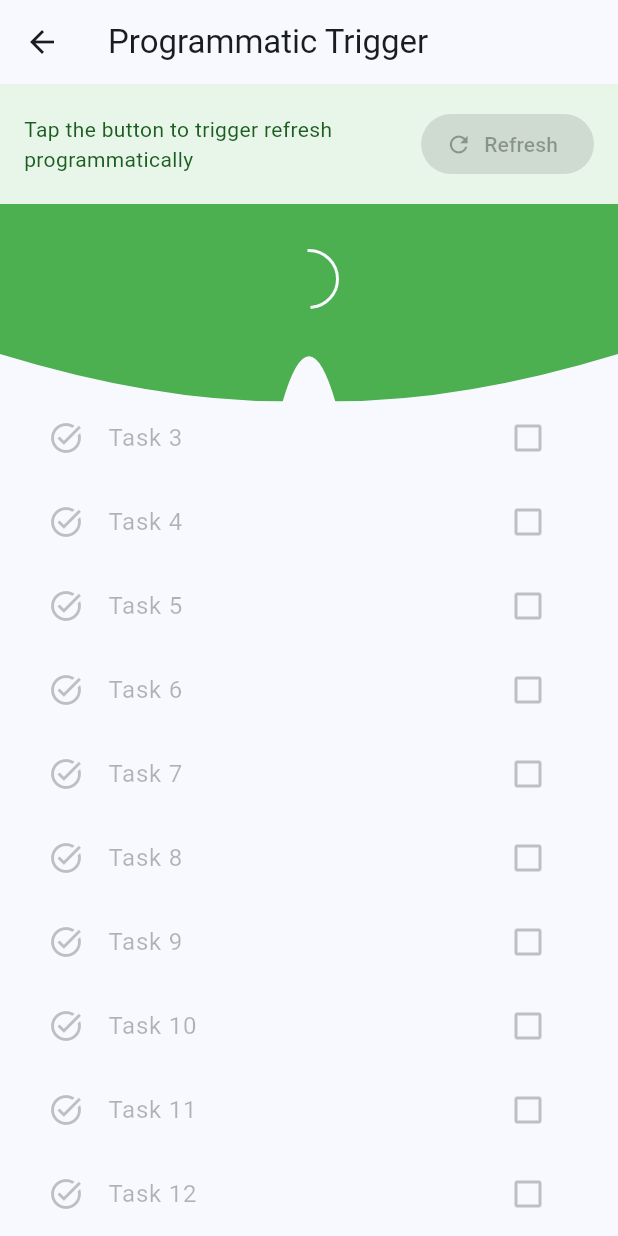
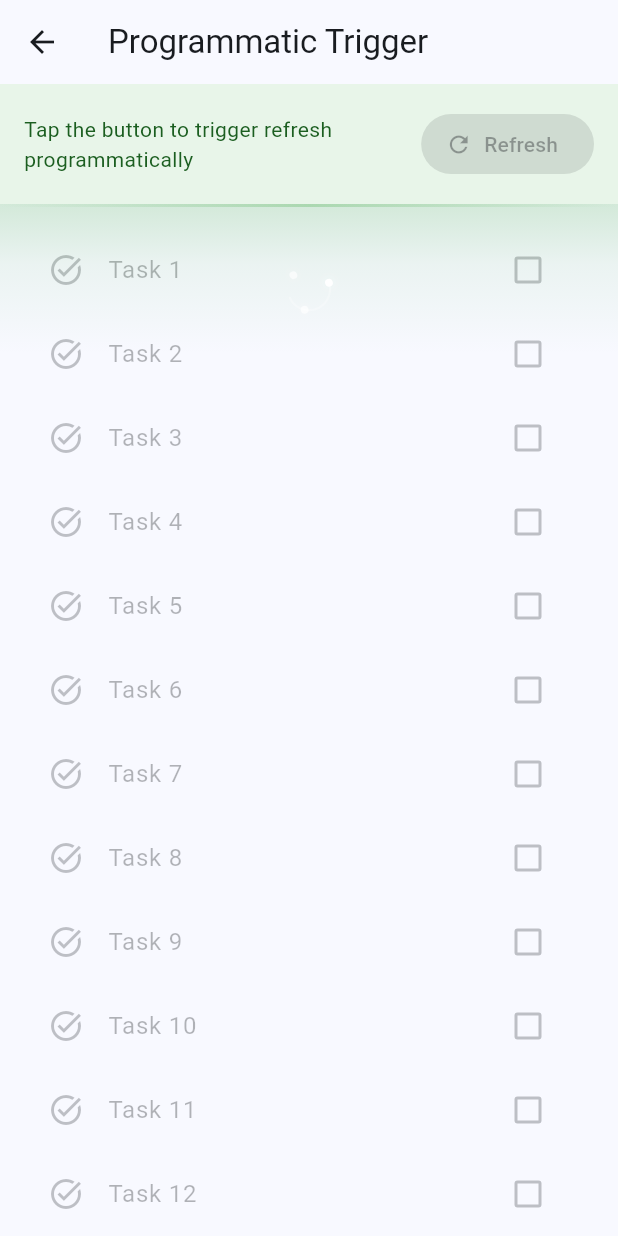
Before and after one commit to SoundSliced/s_liquid_pull_to_refresh, a Flutter app: the ProgrammaticExamplePage screen opened directly, after a tap on "Refresh", on a phone screen of 412 x 824 dp. Run offline on Flutter 3.47's test engine with Material 3 defaults, Android fonts, the phone set to English and light mode, and no system bars.

Commit message:
## [1.1.0] - 2025-12-03
### 🧼 Modern UI Redesign
- Completely refreshed the default pull-to-refresh UI to be modern, professional, and minimal.
- Replaced the old progress ring with a refined three-dot spinner and subtle connecting arc.
- Improved animations: smoother scale, rotation, and sine-based pulsing for the dots.

### 🌈 Gradient & Background Improvements
- Switched to a cleaner gradient: color at the top fading to transparent, with stops tuned for elegance.
- Dynamic gradient intensity based on pull progress for better feedback.
- Added a subtle top accent line when pulled sufficiently for polished visual depth.

### 🎨 Defaults & Theming
- Spinner icon is now white by default (can be overridden via `backgroundColor`).
- Maintains compatibility with `color`, `backgroundColor`, `height`, and other customization options.

### 📸 Example Update
- Added `example.gif` showcasing the new animation.
- Updated README with the new GIF and documentation of changes.

### 🛠️ Internal
- Simplified painter logic and removed unused fields from the state.
- Retained public API while improving internals for performance and consistency.

```diff
--- /dev/null
+++ b/example/analysis_options.yaml
@@ -0,0 +1 @@
+include: package:flutter_lints/flutter.yaml
--- a/lib/src/s_liquid_pull_to_refresh.dart
+++ b/lib/src/s_liquid_pull_to_refresh.dart
@@ -110,13 +110,10 @@ class SLiquidPullToRefreshState extends State<SLiquidPullToRefresh> {
   double _springValue = 0.0;
   double _progressingRotateValue = 0.0;
   double _progressingPercentValue = 0.25;
-  double _progressingStartAngleValue = -2.0 / 3.0;
-  double _ringRadiusValue = 1.0;
   double _ringOpacityValue = 1.0;
   double _peakHeightUpValue = 0.0;
   double _peakHeightDownValue = 1.0;
   double _indicatorTranslateWithPeakValue = 0.0;
-  double _indicatorRadiusWithPeakValue = 0.0;
   double _indicatorTranslateValue = 0.0;
   double _radiusValue = 1.0;
   double _positionValue = 0.0;
@@ -146,11 +143,20 @@ class SLiquidPullToRefreshState extends State<SLiquidPullToRefresh> {
     final ThemeData theme = Theme.of(context);
     final baseColor = widget.color ?? theme.colorScheme.secondary;
     final t = (_positionValue / (1.0 / _kDragSizeFactorLimit)).clamp(0.0, 1.0);
-    _valueColorValue = Color.lerp(
-      baseColor.withValues(alpha: 0.0),
-      baseColor.withValues(alpha: 1.0),
-      t,
-    );
+
+    // Use ease-in-out curve for smoother color transition
+    final curvedT = Curves.easeInOut.transform(t);
+
+    // Create more sophisticated color transition with brightness adjustment
+    final startColor = baseColor.withValues(alpha: 0.0);
+    final midColor = baseColor.withValues(alpha: 0.6);
+    final endColor = baseColor.withValues(alpha: 1.0);
+
+    if (curvedT < 0.5) {
+      _valueColorValue = Color.lerp(startColor, midColor, curvedT * 2);
+    } else {
+      _valueColorValue = Color.lerp(midColor, endColor, (curvedT - 0.5) * 2);
+    }
   }
 
   // Track all active animation cancelers
@@ -415,13 +421,10 @@ class SLiquidPullToRefreshState extends State<SLiquidPullToRefresh> {
       _springValue = 0.0;
       _progressingRotateValue = 0.0;
       _progressingPercentValue = 0.25;
-      _progressingStartAngleValue = -2.0 / 3.0;
       _ringOpacityValue = 1.0;
-      _ringRadiusValue = 1.0;
       _peakHeightUpValue = 0.0;
       _peakHeightDownValue = 1.0;
       _indicatorTranslateWithPeakValue = 0.0;
-      _indicatorRadiusWithPeakValue = 0.0;
       _indicatorTranslateValue = 0.0;
       _radiusValue = 1.0;
     });
@@ -518,8 +521,6 @@ class SLiquidPullToRefreshState extends State<SLiquidPullToRefresh> {
           _progressingRotateValue = t;
           final percent = t <= 0.5 ? 2 * t : 2 * (1 - t);
           _progressingPercentValue = 0.25 + (percent * (5 / 6 - 0.25));
-          _progressingStartAngleValue =
-              t >= 0.5 ? -2 / 3 + ((t - 0.5) * 2 * (1 / 2 - (-2 / 3))) : -2 / 3;
         });
       });
 
@@ -583,7 +584,7 @@ class SLiquidPullToRefreshState extends State<SLiquidPullToRefresh> {
 
     // assigning default color and background color
     Color defaultColor = Theme.of(context).colorScheme.secondary;
-    Color defaultBackgroundColor = Theme.of(context).canvasColor;
+    Color defaultBackgroundColor = Colors.white;
 
     // assigning default height
     double defaultHeight = 100.0;
@@ -614,7 +615,6 @@ class SLiquidPullToRefreshState extends State<SLiquidPullToRefresh> {
       children: <Widget>[
         widget.showChildOpacityTransition
             ? Opacity(
-                // -0.01 is done for elasticOut curve
                 opacity: (_positionValue - (1 / 3) - 0.01).clamp(0.0, 1.0),
                 child: child,
               )
@@ -622,56 +622,75 @@ class SLiquidPullToRefreshState extends State<SLiquidPullToRefresh> {
                 offset: Offset(0.0, _positionValue),
                 child: child,
               ),
+        // Refined gradient background with depth
         ClipPath(
           clipper: SCurveHillClipper(
             centreHeight: height,
-            curveHeight: height / 2 * _springValue, // 50.0
-            peakHeight: height *
-                3 /
-                10 *
-                ((_peakHeightUpValue != 1.0) //30.0
-                    ? _peakHeightUpValue
-                    : _peakHeightDownValue),
-            peakWidth:
-                (_peakHeightUpValue != 0.0 && _peakHeightDownValue != 0.0)
-                    ? height * 35 / 100 //35.0
-                    : 0.0,
+            curveHeight: height / 2 * _springValue,
+            peakHeight: 0,
+            peakWidth: 0,
           ),
-          child: Container(
-            height: _positionValue * height * 2, // 100.0
-            color: color,
+          child: Stack(
+            children: [
+              // Main gradient
+              Container(
+                height: _positionValue * height * 1.5,
+                decoration: BoxDecoration(
+                  gradient: LinearGradient(
+                    begin: Alignment.topCenter,
+                    end: Alignment.bottomCenter,
+                    colors: [
+                      color.withValues(alpha: 0.15 + (_positionValue * 0.1)),
+                      color.withValues(alpha: 0.08),
+                      color.withValues(alpha: 0.0),
+                    ],
+                    stops: const [0.0, 0.4, 1.0],
                   ),
                 ),
+              ),
+              // Subtle top accent line for polish
+              if (_positionValue > 0.3)
+                Container(
+                  height: 2,
+                  decoration: BoxDecoration(
+                    gradient: LinearGradient(
+                      begin: Alignment.centerLeft,
+                      end: Alignment.centerRight,
+                      colors: [
+                        color.withValues(alpha: 0.0),
+                        color.withValues(alpha: 0.3),
+                        color.withValues(alpha: 0.0),
+                      ],
+                    ),
+                  ),
+                ),
+            ],
+          ),
+        ),
+        // Enhanced spinner indicator
         SizedBox(
-          // color: Colors.purple,
-          height: height, //100.0
+          height: height,
           child: Align(
             alignment: Alignment(
               0.0,
-              (1.0 -
-                  (0.36 * _indicatorTranslateWithPeakValue) -
-                  (0.64 * _indicatorTranslateValue)),
+              -0.2 + (_indicatorTranslateValue * 0.4),
             ),
-            child: Transform(
-              transform: Matrix4.identity()
-                ..rotateZ(_progressingRotateValue * 5 * math.pi / 6),
-              alignment: FractionalOffset.center,
+            child: Opacity(
+              opacity: _ringOpacityValue,
+              child: Transform.scale(
+                scale: 0.75 + (_ringOpacityValue * 0.25),
+                child: Transform.rotate(
+                  angle: _progressingRotateValue * 2 * math.pi,
                   child: _SCircularProgress(
                     backgroundColor: backgroundColor,
                     progressCircleOpacity: _ringOpacityValue,
-                innerCircleRadius: height *
-                    15 /
-                    100 * // 15.0
-                    ((_mode != _SLiquidPullToRefreshMode.done)
-                        ? _indicatorRadiusWithPeakValue
-                        : _radiusValue),
+                    innerCircleRadius: 0,
                     progressCircleBorderWidth: widget.borderWidth,
-                //2.0
-                progressCircleRadius: (_ringOpacityValue != 0.0)
-                    ? (height * 2 / 10) * _ringRadiusValue //20.0
-                    : 0.0,
-                startAngle: _progressingStartAngleValue * math.pi,
+                    progressCircleRadius: height * 0.16,
+                    startAngle: 0,
                     progressPercent: _progressingPercentValue,
+                  ),
+                ),
               ),
             ),
           ),
@@ -723,45 +742,101 @@ class _SCircularProgress extends StatefulWidget {
 class _SCircularProgressState extends State<_SCircularProgress> {
   @override
   Widget build(BuildContext context) {
-    double containerLength =
-        2 * math.max(widget.progressCircleRadius, widget.innerCircleRadius);
+    final size = widget.progressCircleRadius * 2;
 
     return SizedBox(
-      //  color: Colors.purple,
-      height: containerLength,
-      width: containerLength,
-      child: Stack(
-        children: <Widget>[
-          Opacity(
+      height: size,
+      width: size,
+      child: Opacity(
         opacity: widget.progressCircleOpacity,
-            child: SizedBox(
-              height: widget.progressCircleRadius * 2,
-              width: widget.progressCircleRadius * 2,
         child: CustomPaint(
-                painter: SRingPainter(
-                  startAngle: widget.startAngle,
-                  paintWidth: widget.progressCircleBorderWidth,
-                  progressPercent: widget.progressPercent,
-                  trackColor: widget.backgroundColor,
+          painter: _ModernSpinnerPainter(
+            backgroundColor: widget.backgroundColor,
+            progress: widget.progressPercent,
+            strokeWidth: widget.progressCircleBorderWidth,
           ),
         ),
       ),
-          ),
-          Align(
-            alignment: Alignment.center,
-            child: Container(
-              width: widget.innerCircleRadius * 2,
-              height: widget.innerCircleRadius * 2,
-              decoration: BoxDecoration(
-                shape: BoxShape.circle,
-                color: widget.backgroundColor,
-              ),
-            ),
-          )
-        ],
-      ),
     );
   }
+}
+
+/// Modern minimalist spinner painter
+class _ModernSpinnerPainter extends CustomPainter {
+  final Color backgroundColor;
+  final double progress;
+  final double strokeWidth;
+
+  _ModernSpinnerPainter({
+    required this.backgroundColor,
+    required this.progress,
+    required this.strokeWidth,
+  });
+
+  @override
+  void paint(Canvas canvas, Size size) {
+    final center = Offset(size.width / 2, size.height / 2);
+    final radius = (size.width / 2) - strokeWidth;
+
+    // Draw three refined dots arranged in a circle
+    final dotRadius = strokeWidth * 1.3;
+    final dotPositions = [
+      Offset(
+        center.dx + radius * math.cos(-math.pi / 2),
+        center.dy + radius * math.sin(-math.pi / 2),
+      ),
+      Offset(
+        center.dx + radius * math.cos(-math.pi / 2 + 2 * math.pi / 3),
+        center.dy + radius * math.sin(-math.pi / 2 + 2 * math.pi / 3),
+      ),
+      Offset(
+        center.dx + radius * math.cos(-math.pi / 2 + 4 * math.pi / 3),
+        center.dy + radius * math.sin(-math.pi / 2 + 4 * math.pi / 3),
+      ),
+    ];
+
+    // Animate dots with smoother pulsing effect
+    for (int i = 0; i < dotPositions.length; i++) {
+      final phaseOffset = i / dotPositions.length;
+      final dotProgress = ((progress + phaseOffset) % 1.0);
+      // Smoother sine-based opacity curve
+      final opacity = 0.35 + (0.65 * math.sin(dotProgress * math.pi));
+
+      // Draw subtle glow for depth
+      final glowPaint = Paint()
+        ..color = backgroundColor.withValues(alpha: opacity * 0.15)
+        ..style = PaintingStyle.fill
+        ..maskFilter = const MaskFilter.blur(BlurStyle.normal, 4);
+
+      canvas.drawCircle(dotPositions[i], dotRadius * 1.8, glowPaint);
+
+      // Draw main dot
+      final paint = Paint()
+        ..color = backgroundColor.withValues(alpha: opacity)
+        ..style = PaintingStyle.fill;
+
+      canvas.drawCircle(dotPositions[i], dotRadius, paint);
+    }
+
+    // Draw refined connecting arc with gradient-like effect
+    final arcPaint = Paint()
+      ..color = backgroundColor.withValues(alpha: 0.25)
+      ..style = PaintingStyle.stroke
+      ..strokeWidth = strokeWidth * 0.7
+      ..strokeCap = StrokeCap.round;
+
+    final arcSweep = progress * math.pi * 2;
+    canvas.drawArc(
+      Rect.fromCircle(center: center, radius: radius),
+      -math.pi / 2,
+      arcSweep,
+      false,
+      arcPaint,
+    );
+  }
+
+  @override
+  bool shouldRepaint(_ModernSpinnerPainter oldDelegate) => true;
 }
 
 class SRingPainter extends CustomPainter {
@@ -780,35 +855,30 @@ class SRingPainter extends CustomPainter {
           ..color = trackColor
           ..style = PaintingStyle.stroke
           ..strokeWidth = paintWidth
-          ..strokeCap = StrokeCap.square;
+          ..strokeCap = StrokeCap.round;
 
   @override
   void paint(Canvas canvas, Size size) {
     final center = Offset(size.width / 2, size.height / 2);
     final radius = (math.min(size.width, size.height) - paintWidth) / 2;
-
     final progressAngle = 2 * math.pi * progressPercent;
 
     canvas.drawArc(
-        Rect.fromCircle(
-          center: center,
-          radius: radius,
-        ),
+      Rect.fromCircle(center: center, radius: radius),
       startAngle,
       progressAngle,
       false,
-        trackPaint);
+      trackPaint,
+    );
   }
 
   @override
-  bool shouldRepaint(CustomPainter oldDelegate) {
-    return true;
-  }
+  bool shouldRepaint(CustomPainter oldDelegate) => true;
 }
 
 //********************************************************** */
 
-/// Clipper for [SLiquidPullToRefresh]
+/// Clipper for [SLiquidPullToRefresh] - Simple modern arc
 class SCurveHillClipper extends CustomClipper<Path> {
   final double centreHeight;
   double curveHeight;
@@ -832,26 +902,17 @@ class SCurveHillClipper extends CustomClipper<Path> {
 
       path.lineTo(0.0, centreHeight);
 
-      path.quadraticBezierTo(size.width / 4, centreHeight + curveHeight,
-          (size.width / 2) - (peakWidth / 2), centreHeight + curveHeight);
+      // Simple, elegant arc - minimal design
+      final arcHeight = centreHeight + (curveHeight * 0.6);
 
       path.quadraticBezierTo(
-          (size.width / 2) - (peakWidth / 4),
-          centreHeight + curveHeight - peakHeight,
-          (size.width / 2),
-          centreHeight + curveHeight - peakHeight);
-
-      path.quadraticBezierTo(
-          (size.width / 2) + (peakWidth / 4),
-          centreHeight + curveHeight - peakHeight,
-          (size.width / 2) + (peakWidth / 2),
-          centreHeight + curveHeight);
-
-      path.quadraticBezierTo(size.width * 3 / 4, centreHeight + curveHeight,
-          size.width, centreHeight);
+        size.width / 2,
+        arcHeight,
+        size.width,
+        centreHeight,
+      );
 
       path.lineTo(size.width, 0.0);
-
       path.lineTo(0.0, 0.0);
     } else {
       path.lineTo(0.0, size.height);
--- a/pubspec.yaml
+++ b/pubspec.yaml
@@ -3,7 +3,7 @@ description: A liquid/spring sts_liquid_pull_to_refreshled pull-to-refresh widge
 issue_tracker: https://github.com/SoundSliced/s_liquid_pull_to_refresh/issues
 repository: https://github.com/SoundSliced/s_liquid_pull_to_refresh
 homepage: https://github.com/SoundSliced/s_liquid_pull_to_refresh
-version: 1.0.0
+version: 1.1.0
 
 environment:
   sdk: '>=3.0.0 <4.0.0'
```
Also changed, not shown: 13 other files. Lines whose indentation alone changed are shown as unchanged.
